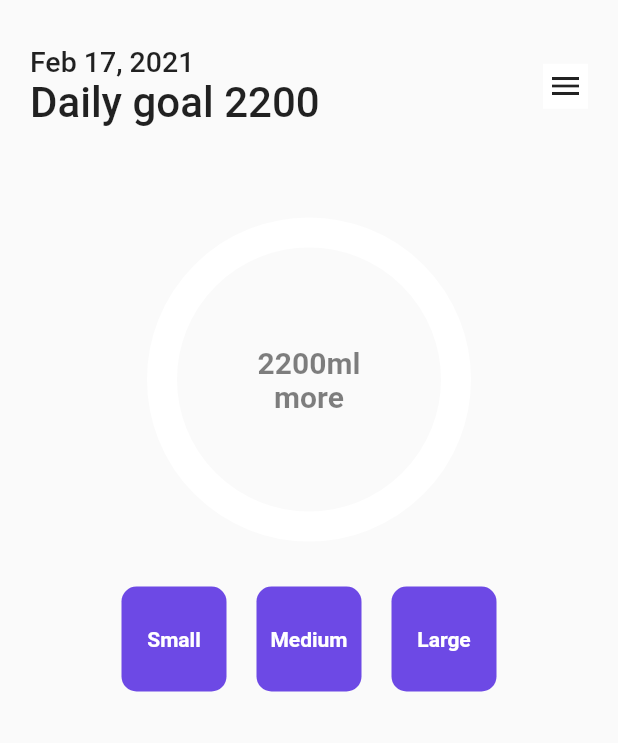
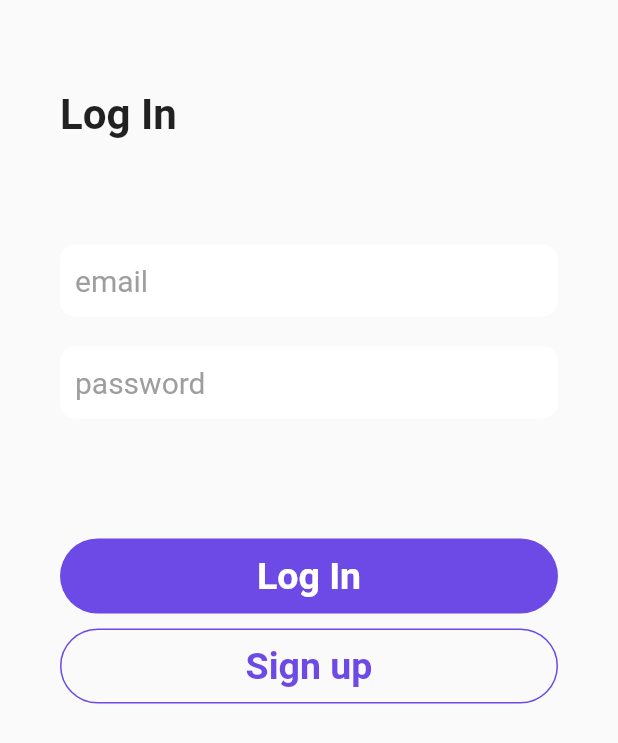
Before and after one commit to coolcodeslab/water_drinking_app, a Flutter app: the screen it shows after launch, on a phone screen of 412 x 824 dp. Shown: the top 743 px of the screen. Run offline on Flutter 3.47's test engine with Material 2 defaults, Android fonts, the phone set to English and light mode, and no system bars; drawn by our look-alikes of percent_indicator; our stand-ins replace cloud_firestore, firebase_auth, firebase_core, modal_progress_hud; accounts and stored records are empty.

Commit message:
onboarding screens

```diff
--- a/lib/constants.dart
+++ b/lib/constants.dart
@@ -9,7 +9,12 @@ const TextStyle kH4TextStyle = TextStyle(
   fontSize: 19,
 );
 
-const TextStyle kH3TextStyle = TextStyle(
+const TextStyle kH2TextStyle = TextStyle(
   fontWeight: FontWeight.w500,
   fontSize: 28,
 );
+
+const TextStyle kH1TextStyle = TextStyle(
+  fontWeight: FontWeight.bold,
+  fontSize: 28,
+);
--- a/lib/main.dart
+++ b/lib/main.dart
@@ -1,6 +1,7 @@
 import 'package:firebase_core/firebase_core.dart';
 import 'package:flutter/material.dart';
 import 'package:water_drinking_app/screens/home_screen.dart';
+import 'package:water_drinking_app/screens/login_screen.dart';
 
 void main() async {
   WidgetsFlutterBinding.ensureInitialized();
@@ -19,7 +20,7 @@ class MyApp extends StatelessWidget {
         primarySwatch: Colors.blue,
         visualDensity: VisualDensity.adaptivePlatformDensity,
       ),
-      home: HomeScreen(),
+      home: LoginScreen(),
     );
   }
 }
--- /dev/null
+++ b/lib/screens/login_screen.dart
@@ -0,0 +1,107 @@
+import 'package:cloud_firestore/cloud_firestore.dart';
+import 'package:firebase_auth/firebase_auth.dart';
+import 'package:flutter/material.dart';
+import 'package:modal_progress_hud/modal_progress_hud.dart';
+import 'package:water_drinking_app/constants.dart';
+import 'package:water_drinking_app/screens/home_screen.dart';
+import 'package:water_drinking_app/screens/signup_screen.dart';
+import 'package:water_drinking_app/widgets.dart';
+
+class LoginScreen extends StatefulWidget {
+  @override
+  _LoginScreenState createState() => _LoginScreenState();
+}
+
+class _LoginScreenState extends State<LoginScreen> {
+  final _auth = FirebaseAuth.instance;
+  final _fireStore = FirebaseFirestore.instance;
+  String email;
+  String password;
+  bool showSpinner = false;
+
+  @override
+  Widget build(BuildContext context) {
+    return WillPopScope(
+      onWillPop: () async => false,
+      child: Scaffold(
+        backgroundColor: kBackgroundColor,
+        body: ModalProgressHUD(
+          inAsyncCall: showSpinner,
+          child: Container(
+            padding: EdgeInsets.symmetric(
+              horizontal: 40,
+            ),
+            child: Column(
+              children: [
+                SizedBox(
+                  height: 60,
+                ),
+                Align(
+                  alignment: Alignment.centerLeft,
+                  child: Text(
+                    'Log In',
+                    style: kH1TextStyle,
+                  ),
+                ),
+                SizedBox(
+                  height: 60,
+                ),
+                TextFieldWidget(
+                  hintText: 'email',
+                  onChanged: onChangedEmail,
+                ),
+                TextFieldWidget(
+                  hintText: 'password',
+                  onChanged: onChangedPassword,
+                ),
+                SizedBox(
+                  height: 60,
+                ),
+                ActiveButton(
+                  title: 'Log In',
+                  onTap: onTapLogin,
+                ),
+                InactiveButton(
+                  title: 'Sign up',
+                  onTap: onTapSignUp,
+                ),
+              ],
+            ),
+          ),
+        ),
+      ),
+    );
+  }
+
+  onTapLogin() async {
+    setState(() {
+      showSpinner = true;
+    });
+    try {
+      final user = await _auth.signInWithEmailAndPassword(
+          email: email, password: password);
+      if (user != null) {
+        Navigator.push(
+            context, MaterialPageRoute(builder: (context) => HomeScreen()));
+      }
+    } catch (e) {
+      print(e);
+    }
+    setState(() {
+      showSpinner = false;
+    });
+  }
+
+  onTapSignUp() {
+    Navigator.push(
+        context, MaterialPageRoute(builder: (context) => SingUpScreen()));
+  }
+
+  onChangedEmail(n) {
+    email = n;
+  }
+
+  onChangedPassword(n) {
+    password = n;
+  }
+}
--- a/lib/widgets.dart
+++ b/lib/widgets.dart
@@ -58,3 +58,112 @@ class AddWaterButton extends StatelessWidget {
     );
   }
 }
+
+class ActiveButton extends StatelessWidget {
+  ActiveButton({this.title, this.onTap});
+  final String title;
+  final Function onTap;
+
+  @override
+  Widget build(BuildContext context) {
+    return GestureDetector(
+      onTap: onTap,
+      child: Container(
+        margin: EdgeInsets.symmetric(vertical: 10),
+        height: 50,
+        decoration: BoxDecoration(
+          color: kButtonColor,
+          borderRadius: BorderRadius.circular(30),
+        ),
+        child: Center(
+          child: Text(
+            title,
+            style: TextStyle(
+              fontSize: 25,
+              fontWeight: FontWeight.bold,
+              color: Colors.white,
+            ),
+          ),
+        ),
+      ),
+    );
+  }
+}
+
+class InactiveButton extends StatelessWidget {
+  InactiveButton({this.title, this.onTap});
+  final String title;
+  final Function onTap;
+
+  @override
+  Widget build(BuildContext context) {
+    return GestureDetector(
+      onTap: onTap,
+      child: Container(
+        height: 50,
+        decoration: BoxDecoration(
+            color: kBackgroundColor,
+            borderRadius: BorderRadius.circular(30),
+            border: Border.all(
+              color: kButtonColor,
+            )),
+        child: Center(
+          child: Text(
+            title,
+            style: TextStyle(
+              fontSize: 25,
+              fontWeight: FontWeight.bold,
+              color: kButtonColor,
+            ),
+          ),
+        ),
+      ),
+    );
+  }
+}
+
+class TextFieldWidget extends StatelessWidget {
+  TextFieldWidget({
+    this.hintText,
+    this.onChanged,
+  });
+  final String hintText;
+  final Function onChanged;
+  @override
+  Widget build(BuildContext context) {
+    return Container(
+      margin: EdgeInsets.symmetric(vertical: 10),
+      decoration: BoxDecoration(
+        color: Colors.white,
+        borderRadius: BorderRadius.circular(10),
+      ),
+      child: TextFormField(
+        style: TextStyle(
+          color: Colors.black87,
+          fontSize: 20,
+        ),
+        onChanged: onChanged,
+        decoration: InputDecoration(
+          hintText: hintText,
+          hintStyle: TextStyle(color: Colors.grey),
+          contentPadding: EdgeInsets.symmetric(horizontal: 10),
+          disabledBorder: UnderlineInputBorder(
+            borderSide: BorderSide(
+              color: Colors.transparent,
+            ),
+          ),
+          enabledBorder: UnderlineInputBorder(
+            borderSide: BorderSide(
+              color: Colors.transparent,
+            ),
+          ),
+          focusedBorder: UnderlineInputBorder(
+            borderSide: BorderSide(
+              color: Colors.transparent,
+            ),
+          ),
+        ),
+      ),
+    );
+  }
+}
```
Also changed, not shown: lib/screens/home_screen.dart (+13 -6 lines), lib/screens/signup_screen.dart (added, +97 -0 lines).
